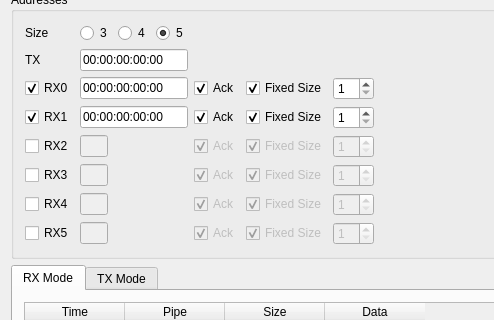
Qt form ui/mainwindow.ui (eg-ops/FTDI_nRF24L01) before a commit; both pictures show x 0 to 494 and y 163 to 483 of the 1057 by 781 pixel window.
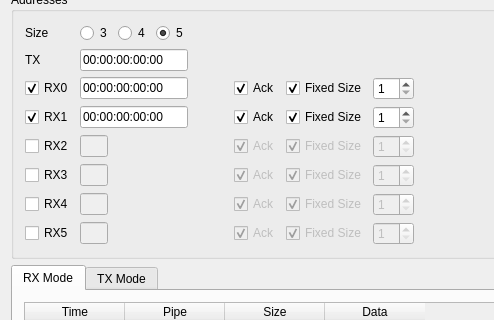
The same form after that commit.

Commit message: added dynamic payload length feature

```diff
--- a/ui/mainwindow.ui
+++ b/ui/mainwindow.ui
@@ -486,6 +486,19 @@
                   </property>
                  </widget>
                 </item>
+                <item>
+                 <spacer name="horizontalSpacer_17">
+                  <property name="orientation">
+                   <enum>Qt::Horizontal</enum>
+                  </property>
+                  <property name="sizeHint" stdset="0">
+                   <size>
+                    <width>40</width>
+                    <height>20</height>
+                   </size>
+                  </property>
+                 </spacer>
+                </item>
                 <item>
                  <widget class="QCheckBox" name="autoAckRx1">
                   <property name="text">
@@ -581,6 +594,19 @@
                   </property>
                  </widget>
                 </item>
+                <item>
+                 <spacer name="horizontalSpacer_16">
+                  <property name="orientation">
+                   <enum>Qt::Horizontal</enum>
+                  </property>
+                  <property name="sizeHint" stdset="0">
+                   <size>
+                    <width>40</width>
+                    <height>20</height>
+                   </size>
+                  </property>
+                 </spacer>
+                </item>
                 <item>
                  <widget class="QCheckBox" name="autoAckRx0">
                   <property name="text">
```
Left out of the diff: 68 changed lines with no effect on the pictures. The commit also changes 1 other file.
